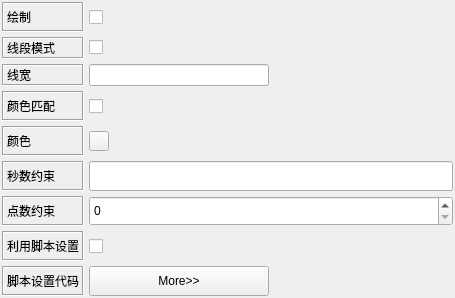
Before: the Qt Designer form General.ui in whatudone/plotxy, drawn with Qt 5.
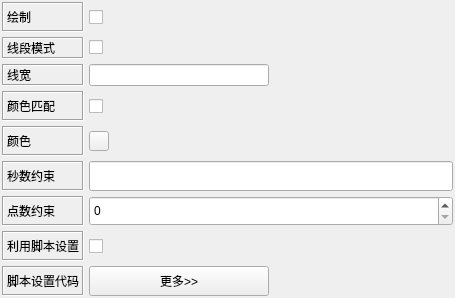
After: the same form once the commit is applied. Custom widgets are drawn as their Qt base class.

Commit message: 完成高级管理汉化和去除无用界面

What changed in the file:
```diff
--- a/General.ui
+++ b/General.ui
@@ -174,7 +174,7 @@
         </size>
        </property>
        <property name="text">
-        <string>More&gt;&gt;</string>
+        <string>更多&gt;&gt;</string>
        </property>
       </widget>
      </item>
```
The commit also changes 2 other files.
